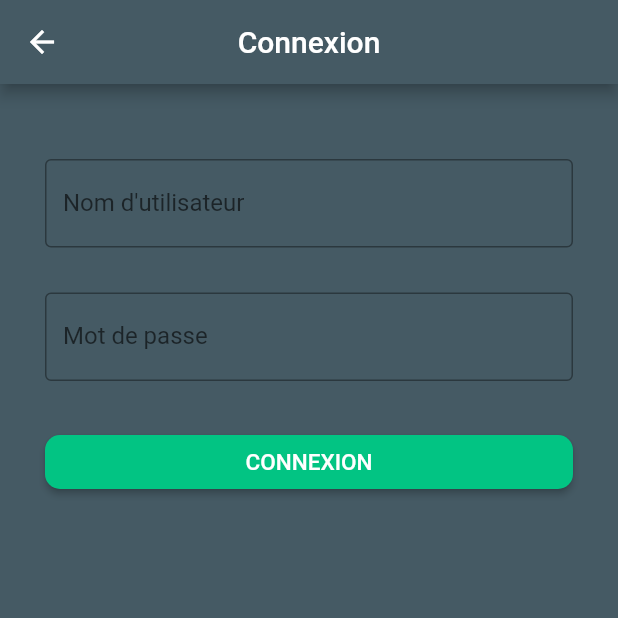
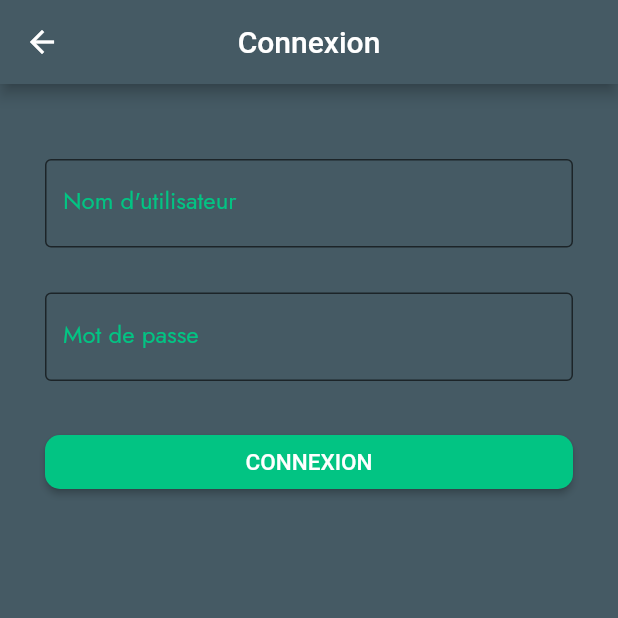
Before and after one commit to theoDELAS/raid_organizer, a Flutter app: the ConnexionController screen opened directly, on a phone screen of 412 x 824 dp, the top half of it. Run offline on Flutter 3.47's test engine with Material 2 defaults, Android fonts, the phone set to English and light mode, and no system bars; our stand-ins replace carousel_slider, flutter_datetime_picker, flutter_slidable, sqflite; accounts and stored records are empty.

Commit message:
:art: change input fields color

```diff
--- a/lib/widget/ConnexionController.dart
+++ b/lib/widget/ConnexionController.dart
@@ -1,6 +1,5 @@
 import 'package:flutter/material.dart';
 import 'package:raid_organizer/model/user.dart';
-import 'package:raid_organizer/model/game.dart';
 import 'package:raid_organizer/widget/HomeController.dart';
 import 'package:raid_organizer/model/database.dart';
 
@@ -50,16 +49,36 @@ class _ConnexionControllerState extends State<ConnexionController> {
               children: <Widget>[
                 TextFormField(
                   decoration: InputDecoration(
-                      labelText: "Nom d'utilisateur",
-                      border: OutlineInputBorder()),
-                  validator: (val) =>
-                      val.isEmpty ? 'Veuillez saisir votre e-mail' : null,
+                    labelText: "Nom d'utilisateur",
+                    border: OutlineInputBorder(),
+                    labelStyle: TextStyle(
+                        fontFamily: 'Jost',
+                        color: Color.fromRGBO(2, 196, 131, 1)),
+                    fillColor: Colors.blueGrey.shade700,
+                    filled: true,
+                    focusedBorder: OutlineInputBorder(
+                        borderSide:
+                            BorderSide(color: Color.fromRGBO(2, 196, 131, 1))),
+                  ),
+                  validator: (val) => val.isEmpty
+                      ? "Veuillez saisir votre nom d'utilisateur"
+                      : null,
                   onChanged: (val) => username = val,
                 ),
                 SizedBox(height: 30.0),
                 TextFormField(
                   decoration: InputDecoration(
-                      labelText: 'Mot de passe', border: OutlineInputBorder()),
+                    labelText: 'Mot de passe',
+                    border: OutlineInputBorder(),
+                    labelStyle: TextStyle(
+                        fontFamily: 'Jost',
+                        color: Color.fromRGBO(2, 196, 131, 1)),
+                    fillColor: Colors.blueGrey.shade700,
+                    filled: true,
+                    focusedBorder: OutlineInputBorder(
+                        borderSide:
+                            BorderSide(color: Color.fromRGBO(2, 196, 131, 1))),
+                  ),
                   obscureText: true,
                   onChanged: (val) => password = val,
                   validator: (val) => val.length < 6
```
